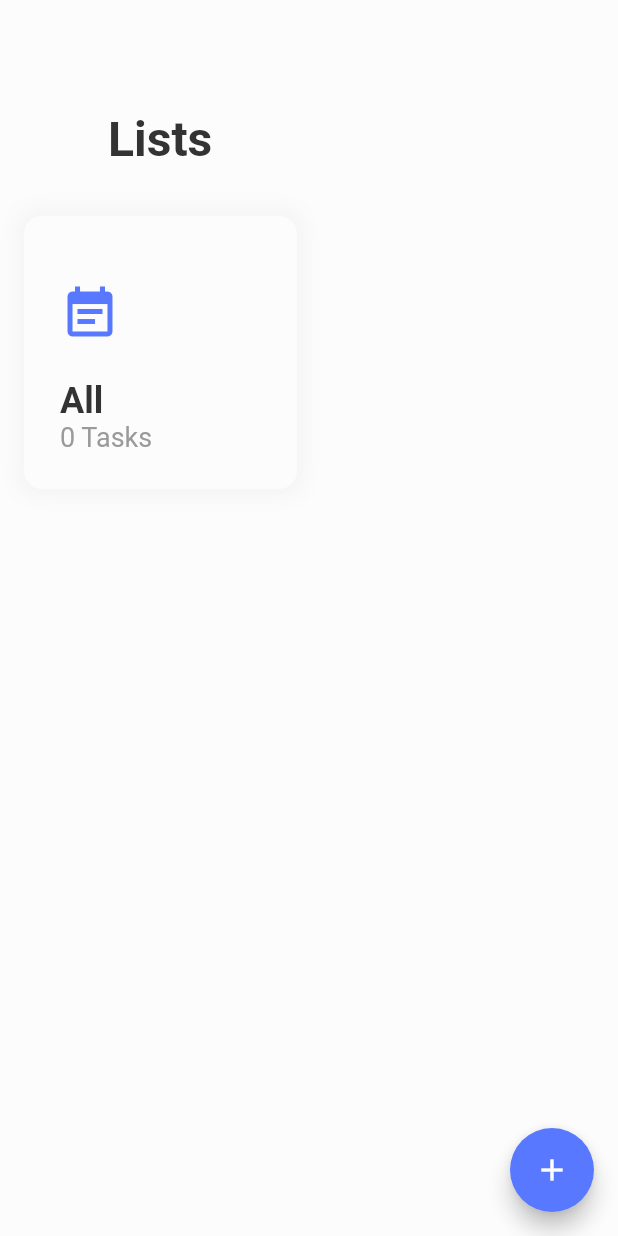
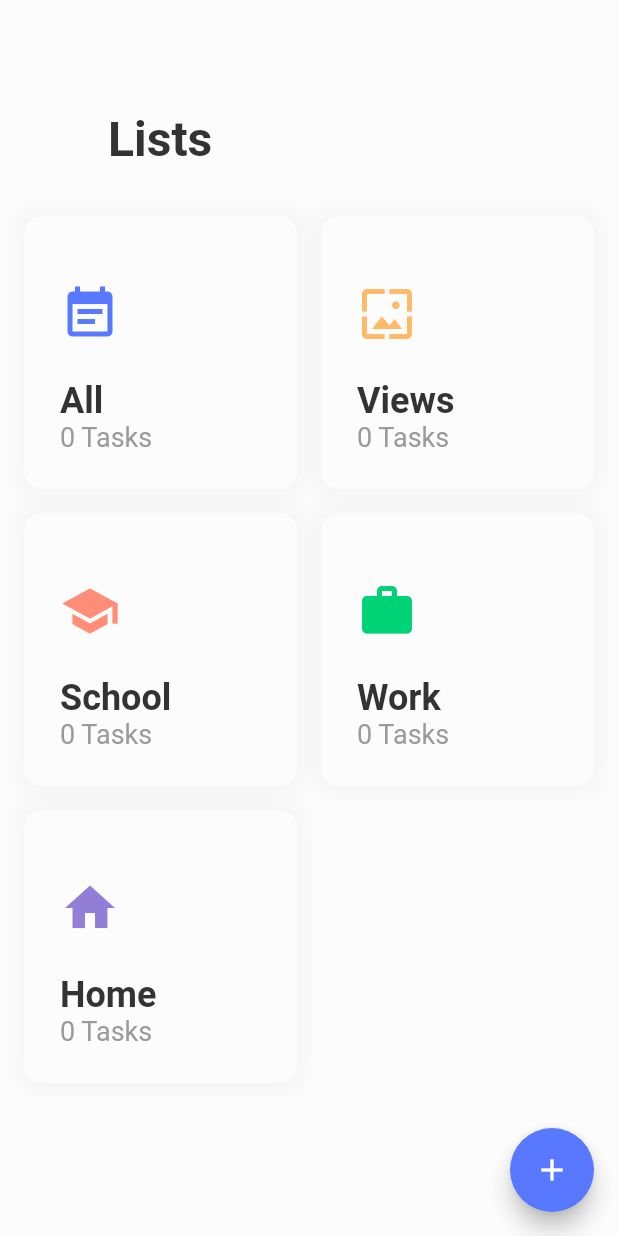
Before and after one commit to kamilraczka/backlogs, a Flutter app: the screen it shows after launch, on a phone screen of 412 x 824 dp. Run offline on Flutter 3.47's test engine with Material 2 defaults, Android fonts, the phone set to English and light mode, and no system bars; our stand-ins replace bloc, flutter_bloc, tinycolor.

Commit message:
further separation

```diff
--- a/backlogs/lib/repositories/fake_backlogs_repository.dart
+++ b/backlogs/lib/repositories/fake_backlogs_repository.dart
@@ -6,6 +6,10 @@ class FakeBacklogsRepository implements BacklogsRepository {
   FakeBacklogsRepository() {
     _backlogs = <Backlog>[
       Backlog(icon: Icons.event_note, title: 'All', id: 0),
+      Backlog(icon: Icons.wallpaper, title: 'Views', id: 0),
+      Backlog(icon: Icons.school, title: 'School', id: 0),
+      Backlog(icon: Icons.work, title: 'Work', id: 0),
+      Backlog(icon: Icons.home, title: 'Home', id: 0),
     ];
   }
 
```
Also changed, not shown: backlogs/lib/screens/backlog/Backlog.dart (+3 -6 lines), backlogs/lib/screens/home/home.dart (+7 -8 lines).
